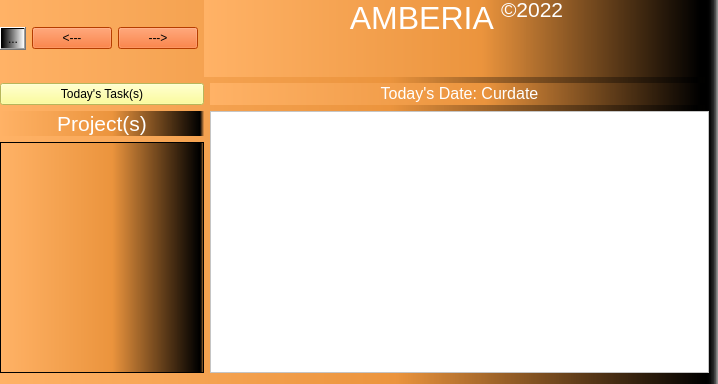
Old version of the form Codebase/GUI/UI Files/MainWindow.ui in the repository Mulukulum/Amberia.
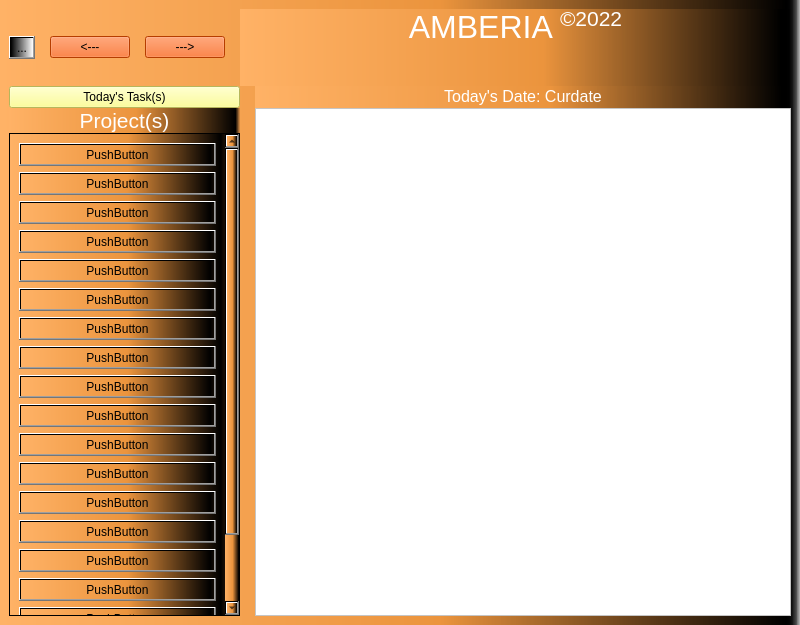
New version of the form.

Diff of the .ui file:
```diff
--- a/Codebase/GUI/UI Files/MainWindow.ui
+++ b/Codebase/GUI/UI Files/MainWindow.ui
@@ -6,10 +6,16 @@
    <rect>
     <x>0</x>
     <y>0</y>
-    <width>718</width>
-    <height>384</height>
+    <width>800</width>
+    <height>625</height>
    </rect>
   </property>
+  <property name="minimumSize">
+   <size>
+    <width>800</width>
+    <height>625</height>
+   </size>
+  </property>
   <property name="windowTitle">
    <string>MainWindow</string>
   </property>
@@ -17,44 +23,33 @@
    <string notr="true">background: qlineargradient(spread:pad, x1:0, y1:0, x2:1, y2:0, stop:0 rgba(255, 178, 102, 255), stop:0.55 rgba(235, 148, 61, 255), stop:0.98 rgba(0, 0, 0, 255), stop:1 rgba(0, 0, 0, 0))</string>
   </property>
   <widget class="QWidget" name="centralwidget">
-   <widget class="QWidget" name="">
-    <property name="geometry">
-     <rect>
-      <x>0</x>
-      <y>0</y>
-      <width>709</width>
-      <height>373</height>
-     </rect>
-    </property>
+   <layout class="QGridLayout" name="gridLayout_2">
+    <item row="0" column="0">
     <layout class="QGridLayout" name="gridLayout">
-     <item row="0" column="0">
-      <widget class="QToolButton" name="toolButton">
-       <property name="styleSheet">
-        <string notr="true">background: qlineargradient(spread:pad, x1:0, y1:0, x2:1, y2:0, stop:0 rgba(0, 0, 0, 255), stop:1 rgba(255, 255, 255, 255))</string>
-       </property>
-       <property name="text">
-        <string>...</string>
-       </property>
-      </widget>
-     </item>
-     <item row="0" column="1">
-      <widget class="QPushButton" name="pushButton_2">
+      <property name="horizontalSpacing">
+       <number>15</number>
+      </property>
+      <property name="verticalSpacing">
+       <number>0</number>
+      </property>
+      <item row="2" column="4" rowspan="2">
+       <widget class="QScrollArea" name="TodayTasksScrollArea">
        <property name="styleSheet">
-        <string notr="true">background: rgb(255, 85, 0)</string>
-       </property>
-       <property name="text">
-        <string>&lt;---</string>
-       </property>
-      </widget>
-     </item>
-     <item row="0" column="2">
-      <widget class="QPushButton" name="pushButton_4">
-       <property name="styleSheet">
-        <string notr="true">background: rgb(255, 85, 0)</string>
-       </property>
-       <property name="text">
-        <string>---&gt;</string>
-       </property>
+         <string notr="true">background: rgb(255, 255, 255)</string>
+        </property>
+        <property name="widgetResizable">
+         <bool>true</bool>
+        </property>
+        <widget class="QWidget" name="scrollAreaWidgetContents_2">
+         <property name="geometry">
+          <rect>
+           <x>0</x>
+           <y>0</y>
+           <width>540</width>
+           <height>503</height>
+          </rect>
+         </property>
+        </widget>
       </widget>
      </item>
      <item row="0" column="3" colspan="2">
@@ -65,7 +60,7 @@
       </widget>
      </item>
      <item row="1" column="0" colspan="4">
-      <widget class="QPushButton" name="pushButton">
+       <widget class="QPushButton" name="tasks_today_button">
        <property name="styleSheet">
         <string notr="true">background: rgb(255, 255, 127)</string>
        </property>
@@ -74,6 +69,36 @@
        </property>
       </widget>
      </item>
+      <item row="0" column="1">
+       <widget class="QPushButton" name="left_button">
+        <property name="styleSheet">
+         <string notr="true">background: rgb(255, 85, 0)</string>
+        </property>
+        <property name="text">
+         <string>&lt;---</string>
+        </property>
+       </widget>
+      </item>
+      <item row="0" column="2">
+       <widget class="QPushButton" name="right_button">
+        <property name="styleSheet">
+         <string notr="true">background: rgb(255, 85, 0)</string>
+        </property>
+        <property name="text">
+         <string>---&gt;</string>
+        </property>
+       </widget>
+      </item>
+      <item row="0" column="0">
+       <widget class="QToolButton" name="settings_button">
+        <property name="styleSheet">
+         <string notr="true">background: qlineargradient(spread:pad, x1:0, y1:0, x2:1, y2:0, stop:0 rgba(0, 0, 0, 255), stop:1 rgba(255, 255, 255, 255))</string>
+        </property>
+        <property name="text">
+         <string>...</string>
+        </property>
+       </widget>
+      </item>
      <item row="1" column="4">
       <widget class="QLabel" name="label_3">
        <property name="text">
@@ -88,26 +113,6 @@
        </property>
       </widget>
      </item>
-     <item row="2" column="4" rowspan="2">
-      <widget class="QScrollArea" name="TodayTasksScrollArea">
-       <property name="styleSheet">
-        <string notr="true">background: rgb(255, 255, 255)</string>
-       </property>
-       <property name="widgetResizable">
-        <bool>true</bool>
-       </property>
-       <widget class="QWidget" name="scrollAreaWidgetContents_2">
-        <property name="geometry">
-         <rect>
-          <x>0</x>
-          <y>0</y>
-          <width>505</width>
-          <height>255</height>
-         </rect>
-        </property>
-       </widget>
-      </widget>
-     </item>
      <item row="3" column="0" colspan="4">
       <widget class="QScrollArea" name="ProjectScrollArea">
        <property name="widgetResizable">
@@ -118,15 +123,151 @@
          <rect>
           <x>0</x>
           <y>0</y>
-          <width>192</width>
-          <height>223</height>
-         </rect>
-        </property>
-       </widget>
-      </widget>
-     </item>
-    </layout>
-   </widget>
+           <width>204</width>
+           <height>563</height>
+          </rect>
+         </property>
+         <layout class="QVBoxLayout" name="verticalLayout">
+          <item>
+           <widget class="QPushButton" name="pushButton_3">
+            <property name="text">
+             <string>PushButton</string>
+            </property>
+           </widget>
+          </item>
+          <item>
+           <widget class="QPushButton" name="pushButton_7">
+            <property name="text">
+             <string>PushButton</string>
+            </property>
+           </widget>
+          </item>
+          <item>
+           <widget class="QPushButton" name="pushButton_15">
+            <property name="text">
+             <string>PushButton</string>
+            </property>
+           </widget>
+          </item>
+          <item>
+           <widget class="QPushButton" name="pushButton_19">
+            <property name="text">
+             <string>PushButton</string>
+            </property>
+           </widget>
+          </item>
+          <item>
+           <widget class="QPushButton" name="pushButton_18">
+            <property name="text">
+             <string>PushButton</string>
+            </property>
+           </widget>
+          </item>
+          <item>
+           <widget class="QPushButton" name="pushButton_17">
+            <property name="text">
+             <string>PushButton</string>
+            </property>
+           </widget>
+          </item>
+          <item>
+           <widget class="QPushButton" name="pushButton_16">
+            <property name="text">
+             <string>PushButton</string>
+            </property>
+           </widget>
+          </item>
+          <item>
+           <widget class="QPushButton" name="pushButton_14">
+            <property name="text">
+             <string>PushButton</string>
+            </property>
+           </widget>
+          </item>
+          <item>
+           <widget class="QPushButton" name="pushButton_13">
+            <property name="text">
+             <string>PushButton</string>
+            </property>
+           </widget>
+          </item>
+          <item>
+           <widget class="QPushButton" name="pushButton_12">
+            <property name="text">
+             <string>PushButton</string>
+            </property>
+           </widget>
+          </item>
+          <item>
+           <widget class="QPushButton" name="pushButton_11">
+            <property name="text">
+             <string>PushButton</string>
+            </property>
+           </widget>
+          </item>
+          <item>
+           <widget class="QPushButton" name="pushButton_10">
+            <property name="text">
+             <string>PushButton</string>
+            </property>
+           </widget>
+          </item>
+          <item>
+           <widget class="QPushButton" name="pushButton_9">
+            <property name="text">
+             <string>PushButton</string>
+            </property>
+           </widget>
+          </item>
+          <item>
+           <widget class="QPushButton" name="pushButton_8">
+            <property name="text">
+             <string>PushButton</string>
+            </property>
+           </widget>
+          </item>
+          <item>
+           <widget class="QPushButton" name="pushButton_6">
+            <property name="text">
+             <string>PushButton</string>
+            </property>
+           </widget>
+          </item>
+          <item>
+           <widget class="QPushButton" name="pushButton_5">
+            <property name="text">
+             <string>PushButton</string>
+            </property>
+           </widget>
+          </item>
+          <item>
+           <widget class="QPushButton" name="pushButton_4">
+            <property name="text">
+             <string>PushButton</string>
+            </property>
+           </widget>
+          </item>
+          <item>
+           <widget class="QPushButton" name="pushButton">
+            <property name="text">
+             <string>PushButton</string>
+            </property>
+           </widget>
+          </item>
+          <item>
+           <widget class="QPushButton" name="pushButton_2">
+            <property name="text">
+             <string>PushButton</string>
+            </property>
+           </widget>
+          </item>
+         </layout>
+        </widget>
+       </widget>
+      </item>
+     </layout>
+    </item>
+   </layout>
   </widget>
  </widget>
  <resources/>
```
Left out of the diff: 8 changed lines with no effect on the pictures. Lines whose indentation alone changed are shown as unchanged.
